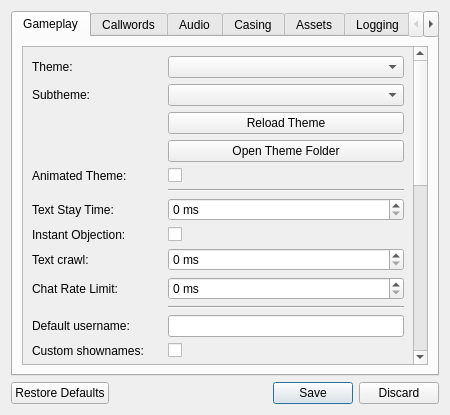
AttorneyOnline/AO2-Client, file resource/ui/optionsdialogue.ui: the form before one commit.
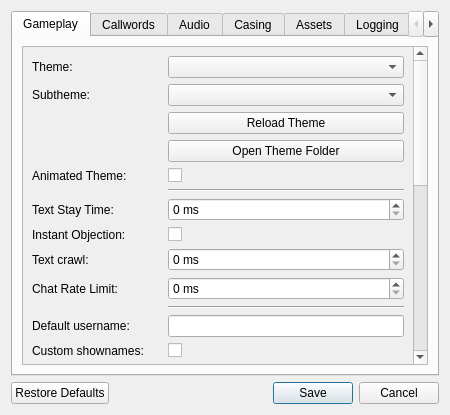
The form after the commit.

Patch:
```diff
--- a/resource/ui/optionsdialogue.ui
+++ b/resource/ui/optionsdialogue.ui
@@ -1301,7 +1301,7 @@
    <item>
     <widget class="QDialogButtonBox" name="settings_buttons">
      <property name="standardButtons">
-      <set>QDialogButtonBox::Discard|QDialogButtonBox::RestoreDefaults|QDialogButtonBox::Save</set>
+      <set>QDialogButtonBox::Cancel|QDialogButtonBox::RestoreDefaults|QDialogButtonBox::Save</set>
      </property>
     </widget>
    </item>
```
Left out of the diff: 2 changed lines with no effect on the pictures.
